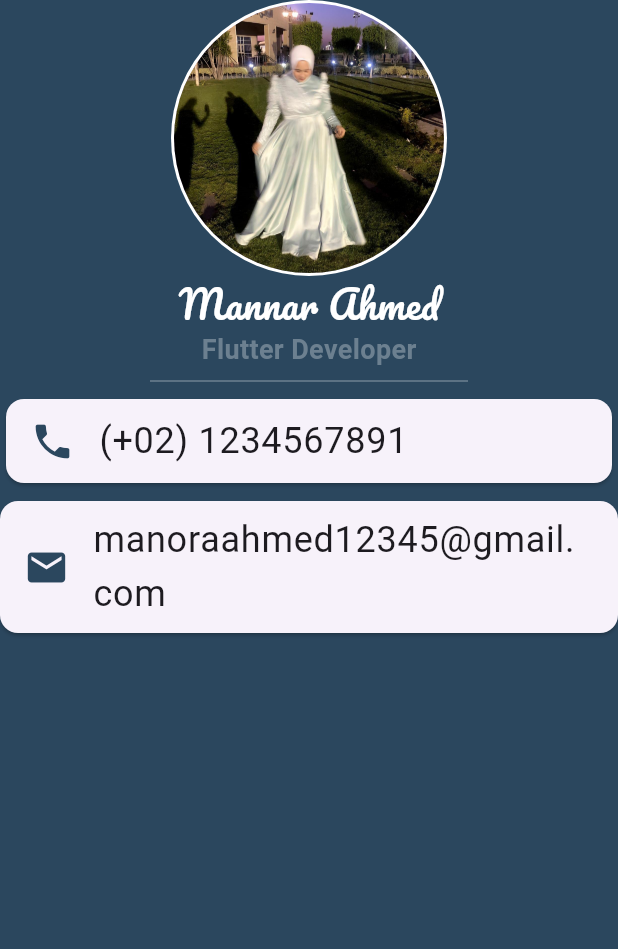
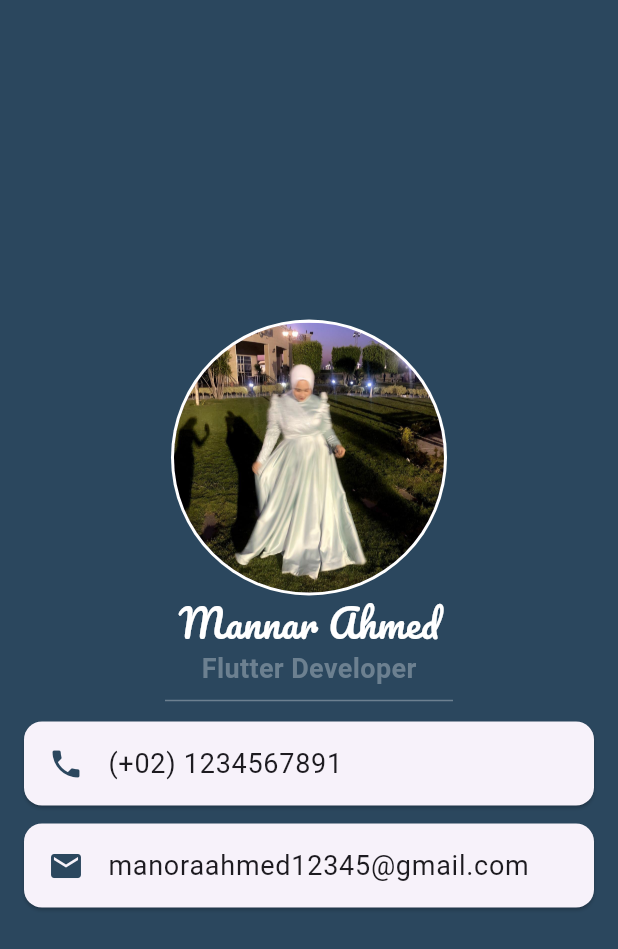
Before and after one commit to manarahmed2/business_card_app, a Flutter app: the screen it shows after launch, on a phone screen of 412 x 824 dp. Shown: the top 949 px of the screen. Run offline on Flutter 3.47's test engine with Material 3 defaults, Android fonts, the phone set to English and light mode, and no system bars.

```diff
--- a/lib/main.dart
+++ b/lib/main.dart
@@ -13,68 +13,64 @@ class BusinessCardApp extends StatelessWidget {
         home: Scaffold(
       backgroundColor: Color(0xFF2B475E),
       body: Column(
+        mainAxisAlignment: MainAxisAlignment.center,
         children: [
           CircleAvatar(
             radius: 92,
             backgroundColor: Colors.white,
             child: CircleAvatar(
               radius: 90,
-                backgroundImage: AssetImage(
-                    "images/3ebcc994-c750-4f7d-b57d-8b384f99ba99.jpg"),
+              backgroundImage:
+                  AssetImage("images/3ebcc994-c750-4f7d-b57d-8b384f99ba99.jpg"),
             ),
           ),
           Text(
             "Mannar Ahmed",
             style: TextStyle(
-                color: Colors.white,
-                fontSize: 25,
-                fontFamily: "Pacifico",
-              ),
+                fontSize: 25, fontFamily: "Pacifico", color: Colors.white),
           ),
           Text(
             "Flutter Developer",
             style: TextStyle(
-                color: Color(0XFF6c8090),
               fontSize: 18,
               fontWeight: FontWeight.bold,
+              color: Color(0XFF6c8090),
             ),
           ),
           Divider(
+            color: Color(0XFF6c8090),
             thickness: 1,
-              indent: 100,
-              endIndent: 100,
-              color: Color(0XFF6c8090),
+            indent: 110,
+            endIndent: 110,
           ),
           Card(
+            margin: EdgeInsets.symmetric(horizontal: 16, vertical: 6),
             child: ListTile(
               leading: Icon(
                 Icons.phone,
-                  size: 30,
                 color: Color(0xFF2B475E),
               ),
               title: Text(
                 "(+02) 1234567891",
-                  style: TextStyle(fontSize: 24),
+                style: TextStyle(fontSize: 18),
               ),
             ),
           ),
           Card(
-              margin: EdgeInsets.only(top: 8),
+            margin: EdgeInsets.symmetric(horizontal: 16, vertical: 6),
             child: ListTile(
               leading: Icon(
                 Icons.email,
-                  size: 30,
                 color: Color(0xFF2B475E),
               ),
               title: Text(
                 "manoraahmed12345@gmail.com",
-                  style: TextStyle(fontSize: 24),
+                style: TextStyle(fontSize: 18),
               ),
             ),
           ),
         ],
       ),
-      ),
-    );
+    ));
   }
 }
```
Lines whose indentation alone changed are shown as unchanged.
